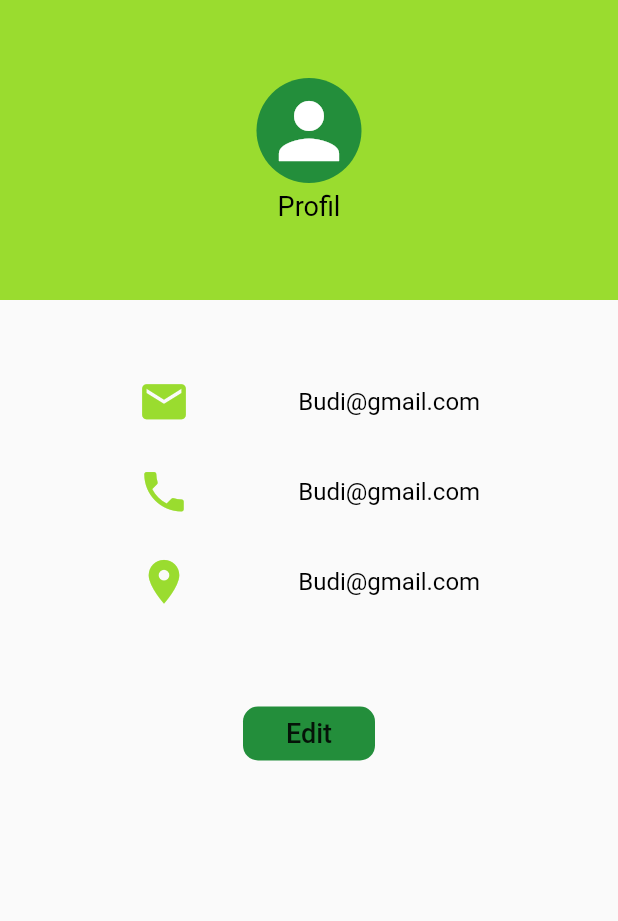
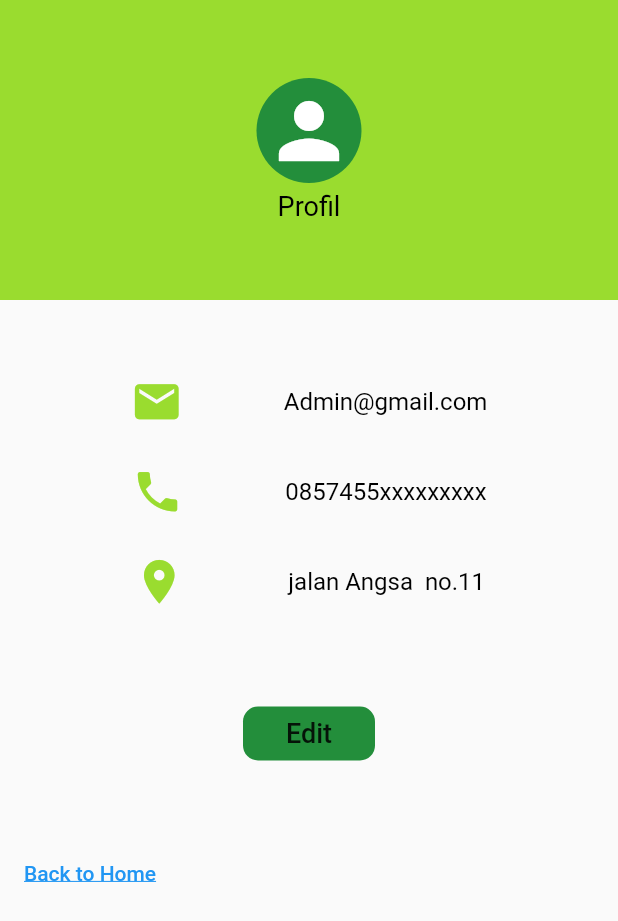
Before and after one commit to candra09/CatatUang-App, a Flutter app: the ProfilPage screen opened directly, on a phone screen of 412 x 824 dp. Shown: the top 921 px of the screen. Run offline on Flutter 3.47's test engine with Material 2 defaults, Android fonts, the phone set to English and light mode, and no system bars; our stand-ins replace cloud_firestore, firebase_core, flutter_slidable; accounts and stored records are empty.

Commit message:
Update profil.dart

```diff
--- a/lib/screen/profil.dart
+++ b/lib/screen/profil.dart
@@ -1,6 +1,6 @@
 import 'package:flutter/material.dart';
-import './home.dart';
 import 'edit_profil.dart';
+import '../main_screen.dart';
 
 class ProfilPage extends StatelessWidget {
   @override
@@ -58,7 +58,7 @@ class ProfilPage extends StatelessWidget {
                                 size: 35,
                               ),
                               Text(
-                                'Budi@gmail.com',
+                                'Admin@gmail.com',
                                 style: TextStyle(
                                   fontSize: 16,
                                   color: Colors.black,
@@ -78,7 +78,7 @@ class ProfilPage extends StatelessWidget {
                                 size: 35,
                               ),
                               Text(
-                                'Budi@gmail.com',
+                                '0857455xxxxxxxxx',
                                 style: TextStyle(
                                   fontSize: 16,
                                   color: Colors.black,
@@ -98,7 +98,7 @@ class ProfilPage extends StatelessWidget {
                                 size: 35,
                               ),
                               Text(
-                                'Budi@gmail.com',
+                                'jalan Angsa  no.11',
                                 style: TextStyle(
                                   fontSize: 16,
                                   color: Colors.black,
@@ -133,7 +133,23 @@ class ProfilPage extends StatelessWidget {
                       },
                     ),
                   ),
-                )
+                ),
+                SizedBox(
+                  height: 45,
+                ),
+                FlatButton(
+                    splashColor: Colors.blue,
+                    onPressed: () {
+                      Navigator.push(context,
+                          MaterialPageRoute(builder: (context) {
+                        return MyScreen();
+                      }));
+                    },
+                    child: Text('Back to Home',
+                        style: TextStyle(
+                          color: Colors.blue,
+                          decoration: TextDecoration.underline,
+                        ))),
               ],
             ),
           )
```
